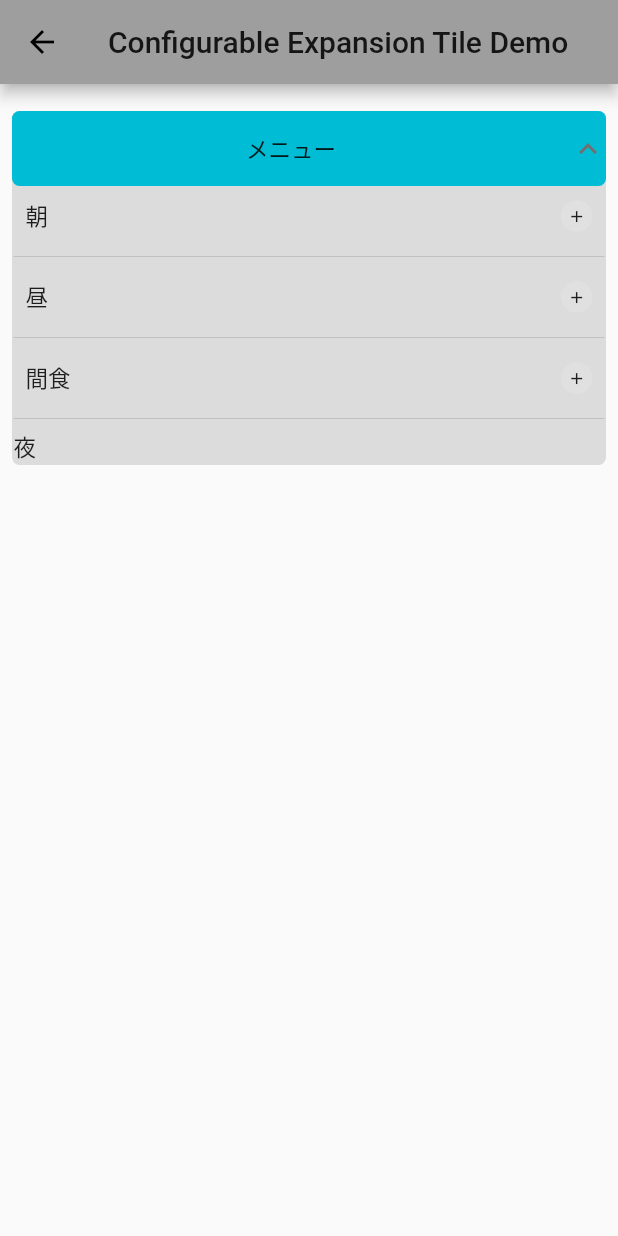
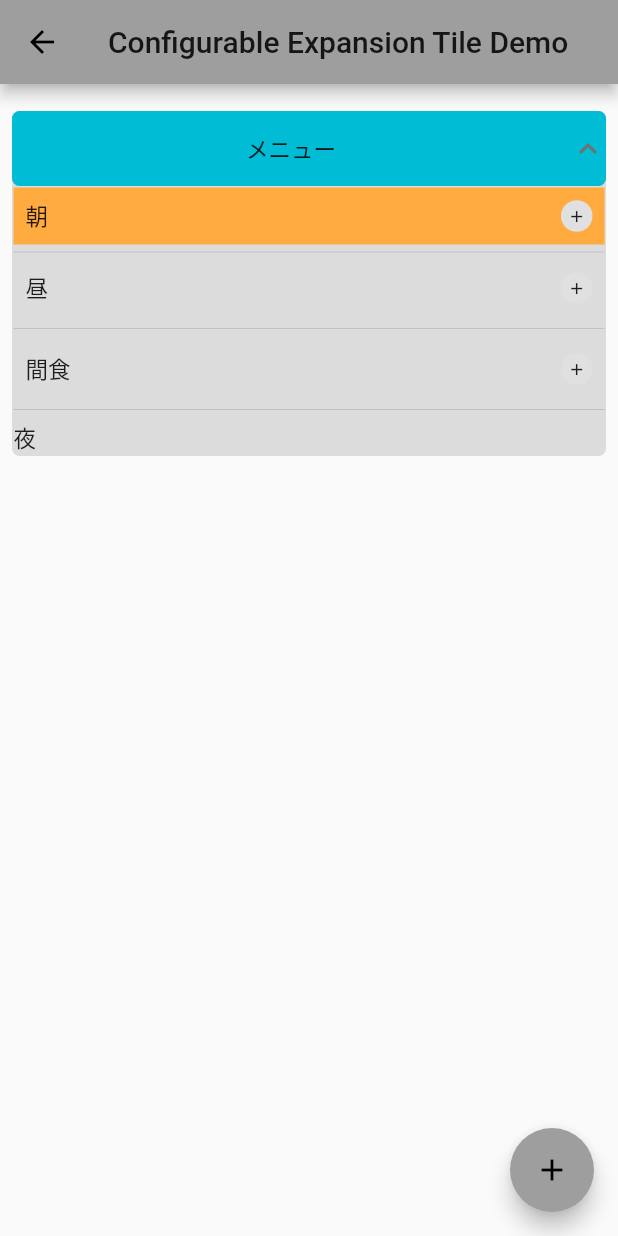
Before and after one commit to waterbook59/barcode-app, a Flutter app: the AccordionMenu screen opened directly, after a tap on "１日目", on a phone screen of 412 x 824 dp. Run offline on Flutter 3.47's test engine with Material 2 defaults, Android fonts, the phone set to English and light mode, and no system bars; our stand-ins replace cached_network_image, chopper, fluttertoast, font_awesome_flutter, image_picker; missing offline and left inert: flutter_barcode_scanner; Roboto replaces fonts that are missing (NotoSansJP-Regular).

```diff
--- a/lib/util/constants.dart
+++ b/lib/util/constants.dart
@@ -2,3 +2,8 @@ enum EditStatus{
   add,
   edit
 }
+
+enum CategoryEditStatus{
+  add,
+  edit
+}
--- a/lib/views/accordion_menu/components/meal_time_part.dart
+++ b/lib/views/accordion_menu/components/meal_time_part.dart
@@ -3,14 +3,19 @@ import 'package:flutter/cupertino.dart';
 import 'package:flutter/material.dart';
 
 class MealTimePart extends StatelessWidget {
+  const  MealTimePart({this.mealTime, this.backgroundColor, this.onAdd});
   final String mealTime;
+  final Color backgroundColor;
+  final VoidCallback onAdd;
 
 
-  MealTimePart({this.mealTime});
+
 
   @override
   Widget build(BuildContext context) {
-    return Padding(
+    return Container(
+      decoration: BoxDecoration(color: backgroundColor),
+      child: Padding(
         padding: const EdgeInsets.all(8),
         child: Column(
           children: [
@@ -18,12 +23,16 @@ class MealTimePart extends StatelessWidget {
               mainAxisAlignment: MainAxisAlignment.spaceBetween,
               children: [
                 Text(mealTime),
-              CircleIconButton(icon: Icons.add,),
+                CircleIconButton(
+                  icon: Icons.add,
+                onPressed: onAdd,),
 
+                //todo ここにリストビュー？
               ],
             ),
           ],
         ),
+      ),
     );
   }
 }
--- a/lib/views/accordion_menu/page/accordinon_menu.dart
+++ b/lib/views/accordion_menu/page/accordinon_menu.dart
@@ -1,5 +1,6 @@
 import 'package:barcodeapp/views/accordion_menu/components/meal_time_part.dart';
 import 'package:barcodeapp/views/accordion_menu/components/radius_expansion_tile.dart';
+import 'package:barcodeapp/views/category_select/screens/category_select_screen.dart';
 import 'package:flutter/material.dart';
 //import 'package:configurable_expansion_tile/configurable_expansion_tile.dart';
 
@@ -15,11 +16,18 @@ class _AccordionMenuState extends State<AccordionMenu> {
       appBar: AppBar(
         title: Text('Configurable Expansion Tile Demo'),
       ),
+      floatingActionButton: const FloatingActionButton(
+        //todo
+        onPressed: null,
+        child: Icon(Icons.add),
+      ),
       body: Center(
         child: Column(
           mainAxisAlignment: MainAxisAlignment.start,
           children: <Widget>[
-              const SizedBox(height: 10,),
+            const SizedBox(
+              height: 10,
+            ),
             Padding(
                 padding: const EdgeInsets.all(8),
                 child: Container(
@@ -35,8 +43,8 @@ class _AccordionMenuState extends State<AccordionMenu> {
                         Icons.expand_more,
                         color: const Color(0xFF707070),
                       ),
-              headerExpanded:
-              Flexible(child: Container(
+                      headerExpanded: Flexible(
+                          child: Container(
                               decoration: BoxDecoration(
 //                      border: Border.all(color: Colors.purpleAccent),
                                 borderRadius: BorderRadius.circular(20),
@@ -53,28 +61,46 @@ class _AccordionMenuState extends State<AccordionMenu> {
 //                  color: Colors.transparent,
                             child: Center(child: Text("１日目"))),
                       ),
-              headerBackgroundColorStart: Colors.grey,
-              expandedBackgroundColor: Colors.amber,
-              headerBackgroundColorEnd: Colors.teal,
+//                headerBackgroundColorStart: Colors.grey,
+//                expandedBackgroundColor: Colors.amber,
+//                headerBackgroundColorEnd: Colors.teal,
                       children: [
-                 Column(children: <Widget>[
-                   MealTimePart(mealTime: '朝',),
+                        Column(
+                          children: <Widget>[
+                            MealTimePart(
+                              mealTime: '朝',
+                              backgroundColor: Colors.orangeAccent,
+                              onAdd: () => addCategory(context),
+                            ),
+                            const Divider(
+                              height: 10,
+                            ),
+                            MealTimePart(
+                              mealTime: '昼',
+                            ),
                             const Divider(),
-                   MealTimePart(mealTime: '昼',),
+                            MealTimePart(
+                              mealTime: '間食',
+                            ),
                             const Divider(),
-                   MealTimePart(mealTime: '間食',),
-                   const Divider(),
-                   Row(
-                    children: <Widget>[const Text('夜')]),
-
+                            Row(children: <Widget>[const Text('夜')]),
                           ],
                         ),
                       ]),
-    ))],
-    )
-    ,
-    )
-    ,
+                ))
+          ],
+        ),
+      ),
+    );
+  }
+
+  //todo タップするとカテゴリ追加ページに
+  void addCategory(BuildContext context) {
+    print('タップするとカテゴリ追加ページに');
+    Navigator.push<dynamic>(
+      context,
+      //todo たぶんenumでステータス渡しといた方が良い
+      MaterialPageRoute<dynamic>(builder: (context) => CategorySelectScreen()),
     );
   }
 }
--- a/lib/views/common/components/button_with_icon.dart
+++ b/lib/views/common/components/button_with_icon.dart
@@ -15,7 +15,7 @@ class ButtonWithIcon extends StatelessWidget {
   @override
   Widget build(BuildContext context) {
     return Padding(
-      padding: const EdgeInsets.symmetric(horizontal: 25.0),
+      padding: const EdgeInsets.all(10),
       child: SizedBox(
         width: double.infinity,
         height: 45,
```
Also changed, not shown: lib/data_models/category_list.dart (added, +25 -0 lines), lib/views/category_select/common/category_select_button.dart (added, +42 -0 lines), lib/views/category_select/screens/category_select_screen.dart (added, +55 -0 lines). Lines whose indentation alone changed are shown as unchanged.
